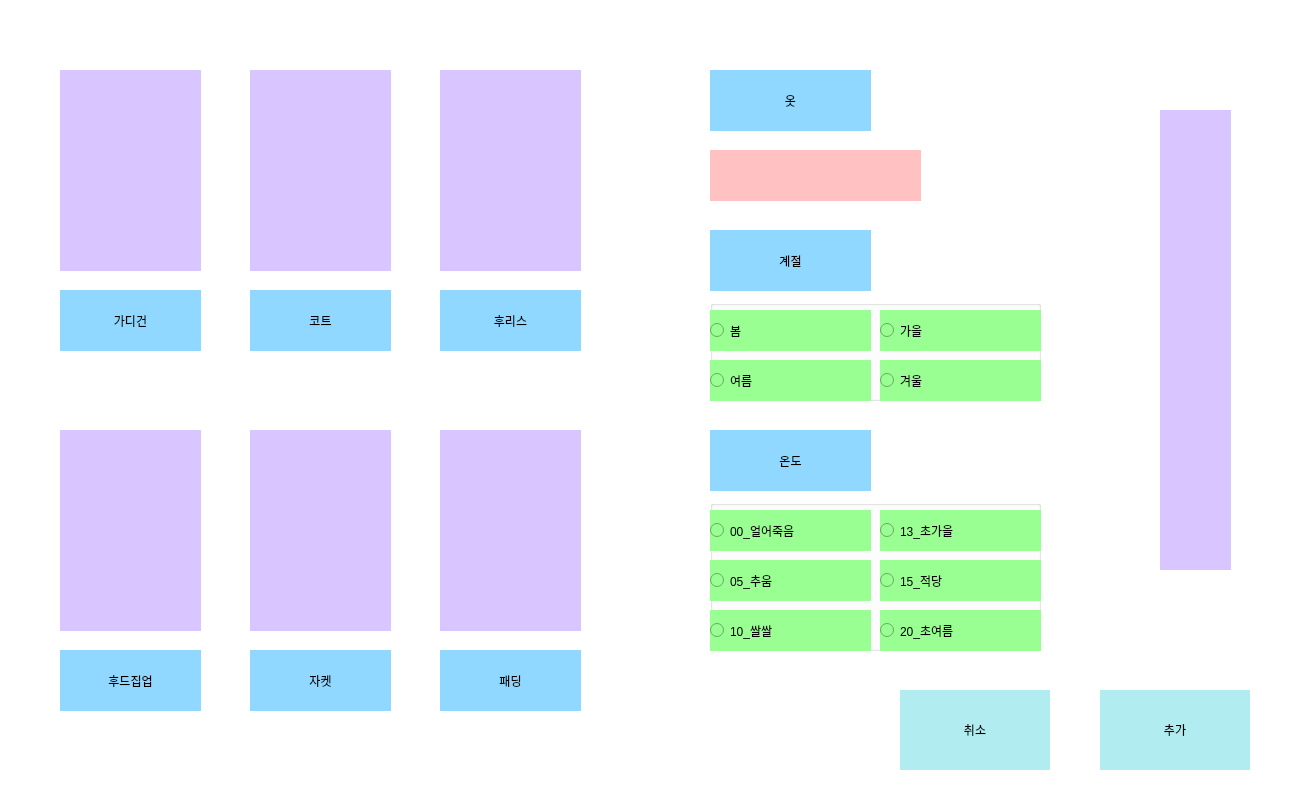
jonga0209/Python_weatherPicker, file _uiFile/viewAdd.ui: the form before one commit.
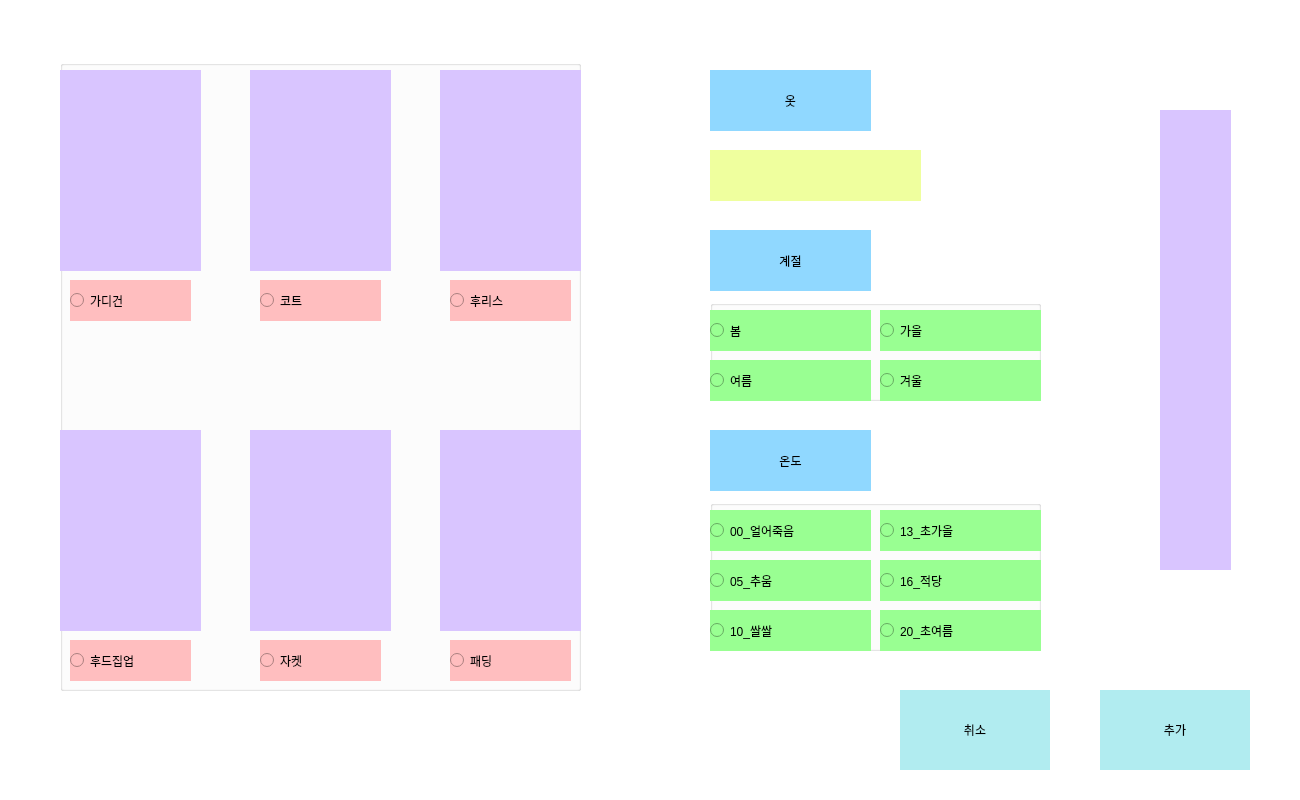
The form after the commit.

The edit to the form file:
```diff
--- a/_uiFile/viewAdd.ui
+++ b/_uiFile/viewAdd.ui
@@ -194,7 +194,7 @@
     </rect>
    </property>
    <property name="styleSheet">
-    <string notr="true">background-color: rgb(255, 193, 194);
+    <string notr="true">background-color: rgb(239, 255, 158);
 font: 25 15pt &quot;나눔바른고딕 Light&quot;;</string>
    </property>
    <property name="frameShape">
@@ -281,126 +281,6 @@
     <set>Qt::AlignCenter</set>
    </property>
   </widget>
-  <widget class="QLabel" name="a_la_clothes1">
-   <property name="geometry">
-    <rect>
-     <x>60</x>
-     <y>290</y>
-     <width>141</width>
-     <height>61</height>
-    </rect>
-   </property>
-   <property name="styleSheet">
-    <string notr="true">background-color: rgb(144, 216, 255);
-font: 25 13pt &quot;나눔바른고딕 Light&quot;;</string>
-   </property>
-   <property name="text">
-    <string>가디건</string>
-   </property>
-   <property name="alignment">
-    <set>Qt::AlignCenter</set>
-   </property>
-  </widget>
-  <widget class="QLabel" name="a_la_clothes2">
-   <property name="geometry">
-    <rect>
-     <x>250</x>
-     <y>290</y>
-     <width>141</width>
-     <height>61</height>
-    </rect>
-   </property>
-   <property name="styleSheet">
-    <string notr="true">background-color: rgb(144, 216, 255);
-font: 25 13pt &quot;나눔바른고딕 Light&quot;;</string>
-   </property>
-   <property name="text">
-    <string>코트</string>
-   </property>
-   <property name="alignment">
-    <set>Qt::AlignCenter</set>
-   </property>
-  </widget>
-  <widget class="QLabel" name="a_la_clothes3">
-   <property name="geometry">
-    <rect>
-     <x>440</x>
-     <y>290</y>
-     <width>141</width>
-     <height>61</height>
-    </rect>
-   </property>
-   <property name="styleSheet">
-    <string notr="true">background-color: rgb(144, 216, 255);
-font: 25 13pt &quot;나눔바른고딕 Light&quot;;</string>
-   </property>
-   <property name="text">
-    <string>후리스</string>
-   </property>
-   <property name="alignment">
-    <set>Qt::AlignCenter</set>
-   </property>
-  </widget>
-  <widget class="QLabel" name="a_la_clothes4">
-   <property name="geometry">
-    <rect>
-     <x>60</x>
-     <y>650</y>
-     <width>141</width>
-     <height>61</height>
-    </rect>
-   </property>
-   <property name="styleSheet">
-    <string notr="true">background-color: rgb(144, 216, 255);
-font: 25 13pt &quot;나눔바른고딕 Light&quot;;</string>
-   </property>
-   <property name="text">
-    <string>후드집업</string>
-   </property>
-   <property name="alignment">
-    <set>Qt::AlignCenter</set>
-   </property>
-  </widget>
-  <widget class="QLabel" name="a_la_clothes5">
-   <property name="geometry">
-    <rect>
-     <x>250</x>
-     <y>650</y>
-     <width>141</width>
-     <height>61</height>
-    </rect>
-   </property>
-   <property name="styleSheet">
-    <string notr="true">background-color: rgb(144, 216, 255);
-font: 25 13pt &quot;나눔바른고딕 Light&quot;;</string>
-   </property>
-   <property name="text">
-    <string>자켓</string>
-   </property>
-   <property name="alignment">
-    <set>Qt::AlignCenter</set>
-   </property>
-  </widget>
-  <widget class="QLabel" name="a_la_clothes6">
-   <property name="geometry">
-    <rect>
-     <x>440</x>
-     <y>650</y>
-     <width>141</width>
-     <height>61</height>
-    </rect>
-   </property>
-   <property name="styleSheet">
-    <string notr="true">background-color: rgb(144, 216, 255);
-font: 25 13pt &quot;나눔바른고딕 Light&quot;;</string>
-   </property>
-   <property name="text">
-    <string>패딩</string>
-   </property>
-   <property name="alignment">
-    <set>Qt::AlignCenter</set>
-   </property>
-  </widget>
   <widget class="QGroupBox" name="a_gb_season">
    <property name="geometry">
     <rect>
@@ -585,7 +465,7 @@
 font: 25 12pt &quot;나눔바른고딕 Light&quot;;</string>
     </property>
     <property name="text">
-     <string>15_적당</string>
+     <string>16_적당</string>
     </property>
    </widget>
    <widget class="QRadioButton" name="a_ra_t00">
@@ -606,6 +486,140 @@
     </property>
    </widget>
   </widget>
+  <widget class="QGroupBox" name="a_gb_clothes">
+   <property name="geometry">
+    <rect>
+     <x>60</x>
+     <y>60</y>
+     <width>521</width>
+     <height>631</height>
+    </rect>
+   </property>
+   <property name="title">
+    <string/>
+   </property>
+   <property name="flat">
+    <bool>true</bool>
+   </property>
+   <widget class="QRadioButton" name="a_rb_clothes4">
+    <property name="geometry">
+     <rect>
+      <x>10</x>
+      <y>580</y>
+      <width>121</width>
+      <height>41</height>
+     </rect>
+    </property>
+    <property name="styleSheet">
+     <string notr="true">font: 25 10pt &quot;나눔바른고딕 Light&quot;;
+background-color: rgb(255, 190, 191);</string>
+    </property>
+    <property name="text">
+     <string>후드집업</string>
+    </property>
+   </widget>
+   <widget class="QRadioButton" name="a_rb_clothes6">
+    <property name="geometry">
+     <rect>
+      <x>390</x>
+      <y>580</y>
+      <width>121</width>
+      <height>41</height>
+     </rect>
+    </property>
+    <property name="styleSheet">
+     <string notr="true">font: 25 10pt &quot;나눔바른고딕 Light&quot;;
+background-color: rgb(255, 190, 191);</string>
+    </property>
+    <property name="text">
+     <string>패딩</string>
+    </property>
+   </widget>
+   <widget class="QRadioButton" name="a_rb_clothes2">
+    <property name="geometry">
+     <rect>
+      <x>200</x>
+      <y>220</y>
+      <width>121</width>
+      <height>41</height>
+     </rect>
+    </property>
+    <property name="styleSheet">
+     <string notr="true">font: 25 10pt &quot;나눔바른고딕 Light&quot;;
+background-color: rgb(255, 190, 191);</string>
+    </property>
+    <property name="text">
+     <string>코트</string>
+    </property>
+   </widget>
+   <widget class="QRadioButton" name="a_rb_clothes3">
+    <property name="geometry">
+     <rect>
+      <x>390</x>
+      <y>220</y>
+      <width>121</width>
+      <height>41</height>
+     </rect>
+    </property>
+    <property name="styleSheet">
+     <string notr="true">font: 25 10pt &quot;나눔바른고딕 Light&quot;;
+background-color: rgb(255, 190, 191);</string>
+    </property>
+    <property name="text">
+     <string>후리스</string>
+    </property>
+   </widget>
+   <widget class="QRadioButton" name="a_rb_clothes1">
+    <property name="geometry">
+     <rect>
+      <x>10</x>
+      <y>220</y>
+      <width>121</width>
+      <height>41</height>
+     </rect>
+    </property>
+    <property name="styleSheet">
+     <string notr="true">font: 25 10pt &quot;나눔바른고딕 Light&quot;;
+background-color: rgb(255, 190, 191);</string>
+    </property>
+    <property name="text">
+     <string>가디건</string>
+    </property>
+   </widget>
+   <widget class="QRadioButton" name="a_rb_clothes5">
+    <property name="geometry">
+     <rect>
+      <x>200</x>
+      <y>580</y>
+      <width>121</width>
+      <height>41</height>
+     </rect>
+    </property>
+    <property name="styleSheet">
+     <string notr="true">font: 25 10pt &quot;나눔바른고딕 Light&quot;;
+background-color: rgb(255, 190, 191);</string>
+    </property>
+    <property name="text">
+     <string>자켓</string>
+    </property>
+   </widget>
+  </widget>
+  <zorder>a_gb_clothes</zorder>
+  <zorder>a_btn_add</zorder>
+  <zorder>a_btn_concel</zorder>
+  <zorder>a_la_id</zorder>
+  <zorder>a_la_season</zorder>
+  <zorder>a_la_tem</zorder>
+  <zorder>a_img_tem</zorder>
+  <zorder>a_img_clothes2</zorder>
+  <zorder>a_img_clothes1</zorder>
+  <zorder>a_te_name</zorder>
+  <zorder>a_img_clothes3</zorder>
+  <zorder>a_img_clothes6</zorder>
+  <zorder>a_img_clothes5</zorder>
+  <zorder>a_img_clothes4</zorder>
+  <zorder>a_gb_season</zorder>
+  <zorder>a_gb_tem</zorder>
  </widget>
  <resources/>
  <connections/>
```
Left out of the diff: 22 changed lines with no effect on the pictures.
